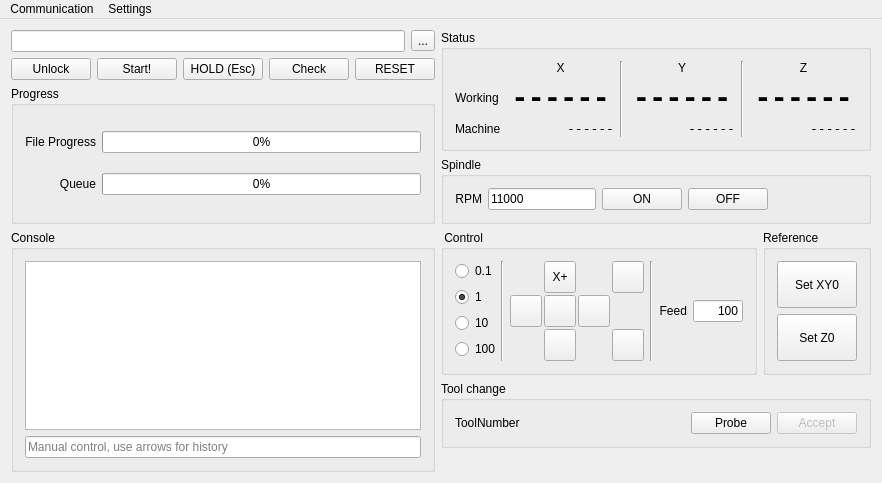
This is MainWindow.ui in OstapFerensovych/qGRBL as Qt 5 draws it before an edit. The edited form follows.
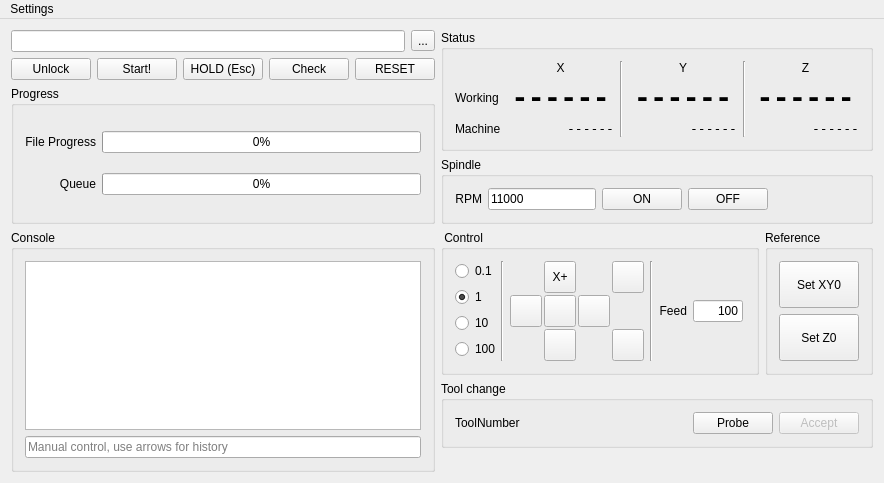
This is the edited form. Icons and pictures are not drawn.

What changed in the file:
```diff
--- a/MainWindow.ui
+++ b/MainWindow.ui
@@ -6,8 +6,8 @@
    <rect>
     <x>0</x>
     <y>0</y>
-    <width>844</width>
-    <height>443</height>
+    <width>884</width>
+    <height>475</height>
    </rect>
   </property>
   <property name="windowTitle">
@@ -927,15 +927,10 @@
     <rect>
      <x>0</x>
      <y>0</y>
-     <width>844</width>
-     <height>18</height>
+     <width>884</width>
+     <height>20</height>
     </rect>
    </property>
-   <widget class="QMenu" name="menuCommunication">
-    <property name="title">
-     <string>Communication</string>
-    </property>
-   </widget>
    <widget class="QMenu" name="menuSettings">
     <property name="title">
      <string>Settings</string>
@@ -943,7 +938,6 @@
     <addaction name="actionGRBL_Settings"/>
     <addaction name="separator"/>
    </widget>
-   <addaction name="menuCommunication"/>
    <addaction name="menuSettings"/>
   </widget>
   <action name="actionGRBL_Settings">
```
Left out of the diff: 7 changed lines with no effect on the pictures.
